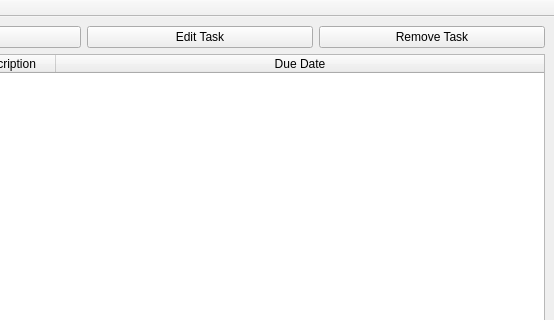
Above: ui/mainwindow.ui from shawnlong636/TaskAssigner before the change; both pictures show x 154 to 708 and y 0 to 320 of the 708 by 600 pixel window. Below: the same form after it.
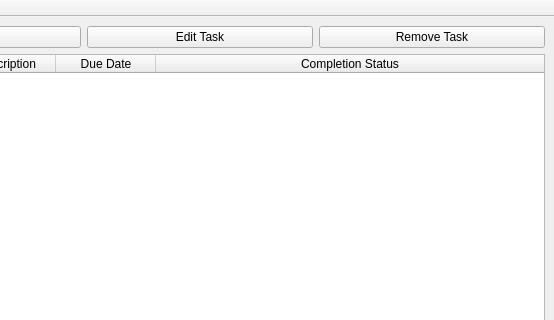
That is the form after the change.

Commit message: Added completion status column

The edit to the form file:
```diff
--- a/ui/mainwindow.ui
+++ b/ui/mainwindow.ui
@@ -63,6 +63,11 @@
         <string>Due Date</string>
        </property>
       </column>
+      <column>
+       <property name="text">
+        <string>Completion Status</string>
+       </property>
+      </column>
      </widget>
     </item>
    </layout>
```
